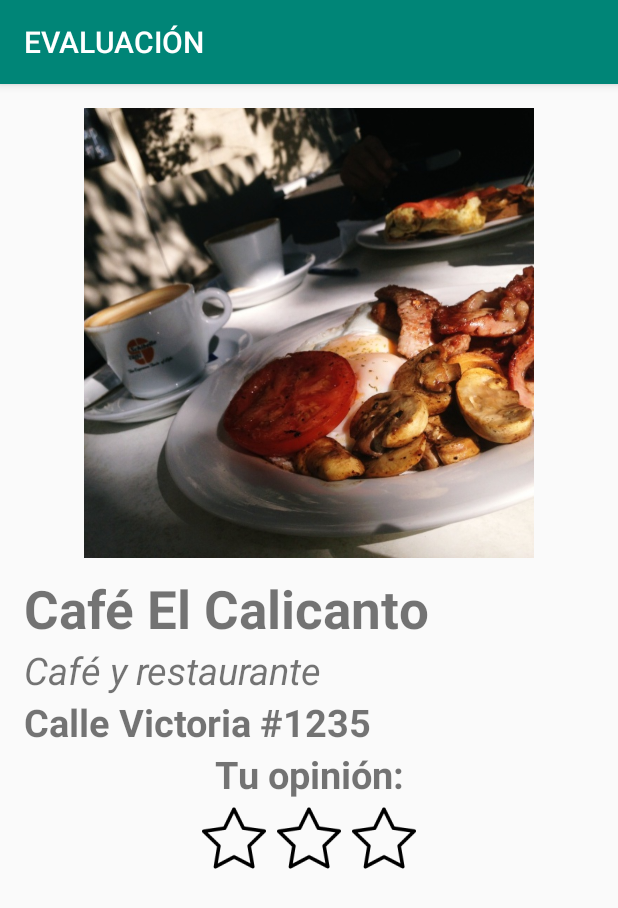
After one commit to MiguelBalderrama97/APPS_10_EXA_PRAC_2_15551395, an Android app: the DetallesActivity screen opened directly, with no data from a screen before it, on a phone screen of 412 x 824 dp. The commit adds this screen. Shown: the top 908 px of the screen. Run offline under Robolectric (Android 15) with nearby library versions, the phone set to English and light mode, and no system bars; 5 statements that could not run were skipped.

Commit message:
Detalles
Falta agregar la función para cambiar de Rating

```diff
--- a/Restaurantes/app/src/main/AndroidManifest.xml
+++ b/Restaurantes/app/src/main/AndroidManifest.xml
@@ -9,7 +9,8 @@
         android:roundIcon="@mipmap/ic_launcher_round"
         android:supportsRtl="true"
         android:theme="@style/AppTheme">
-        <activity android:name=".Activities.ListaRestaurantesActivity"></activity>
+        <activity android:name=".Activities.DetallesActivity"></activity>
+        <activity android:name=".Activities.ListaRestaurantesActivity" />
         <activity android:name=".Activities.CatalogoImagenesActivity" />
         <activity android:name=".Activities.DatosActivity" />
         <activity android:name=".Activities.MainActivity">
--- /dev/null
+++ b/Restaurantes/app/src/main/java/com/example/miguel/restaurantes/Activities/DetallesActivity.java
@@ -0,0 +1,68 @@
+package com.example.miguel.restaurantes.Activities;
+
+import android.content.Intent;
+import android.support.v7.app.AppCompatActivity;
+import android.os.Bundle;
+import android.widget.ImageButton;
+import android.widget.ImageView;
+import android.widget.TextView;
+import android.widget.Toast;
+
+import com.example.miguel.restaurantes.R;
+
+import org.w3c.dom.Text;
+
+public class DetallesActivity extends AppCompatActivity {
+
+    private ImageView imgIcon;
+    private TextView txtNom, txtDesc, txtDir;
+    private ImageButton ibtnStar1, ibtnStar2, ibtnStar3;
+
+    @Override
+    protected void onCreate(Bundle savedInstanceState) {
+        super.onCreate(savedInstanceState);
+        setContentView(R.layout.activity_detalles);
+
+        imgIcon = findViewById(R.id.imgDetalles);
+        txtNom = findViewById(R.id.txtNomDetalles);
+        txtDesc = findViewById(R.id.txtDescDetalles);
+        txtDir = findViewById(R.id.txtDirDetalles);
+        ibtnStar1 = findViewById(R.id.imgStar1);
+        ibtnStar2 = findViewById(R.id.imgStar2);
+        ibtnStar3 = findViewById(R.id.imgStar3);
+
+        Intent intent = getIntent();
+        Bundle bundle = intent.getExtras();
+
+        getSupportActionBar().setTitle("EVALUACIÓN");
+
+        imgIcon.setImageResource(bundle.getInt("Imagen"));
+        txtNom.setText(bundle.getString("Nombre"));
+        txtDesc.setText(bundle.getString("Desc"));
+        txtDir.setText(bundle.getString("Direccion"));
+
+        switch (bundle.getInt("Rating2")){
+            case 0:
+                ibtnStar1.setImageResource(R.mipmap.ic_white_stars);
+                ibtnStar2.setImageResource(R.mipmap.ic_white_stars);
+                ibtnStar3.setImageResource(R.mipmap.ic_white_stars);
+                break;
+            case 1:
+                ibtnStar1.setImageResource(R.mipmap.ic_black_stars);
+                ibtnStar2.setImageResource(R.mipmap.ic_white_stars);
+                ibtnStar3.setImageResource(R.mipmap.ic_white_stars);
+                break;
+            case 2:
+                ibtnStar1.setImageResource(R.mipmap.ic_black_stars);
+                ibtnStar2.setImageResource(R.mipmap.ic_black_stars);
+                ibtnStar3.setImageResource(R.mipmap.ic_white_stars);
+                break;
+            case 3:
+                ibtnStar1.setImageResource(R.mipmap.ic_black_stars);
+                ibtnStar2.setImageResource(R.mipmap.ic_black_stars);
+                ibtnStar3.setImageResource(R.mipmap.ic_black_stars);
+                break;
+        }
+        Toast.makeText(this, bundle.getInt("Rating2")+"", Toast.LENGTH_SHORT).show();
+    }
+}
--- a/Restaurantes/app/src/main/java/com/example/miguel/restaurantes/Activities/MainActivity.java
+++ b/Restaurantes/app/src/main/java/com/example/miguel/restaurantes/Activities/MainActivity.java
@@ -53,7 +53,7 @@ public class MainActivity extends AppCompatActivity {
                 String nom = data.getStringExtra("nom");
                 String desc = data.getStringExtra("desc");
                 String dir=data.getStringExtra("dir");
-                rDato = new Restaurante(nom,desc,dir,icon,R.mipmap.ic_cero_starts); //Este es el mero dato
+                rDato = new Restaurante(nom,desc,dir,icon,R.mipmap.ic_cero_starts,0); //Este es el mero dato
                 ListaRestaurantesActivity.restaurantes.add(rDato);
 
             }else if(resultCode == Activity.RESULT_CANCELED){
--- /dev/null
+++ b/Restaurantes/app/src/main/res/layout/activity_detalles.xml
@@ -0,0 +1,77 @@
+<?xml version="1.0" encoding="utf-8"?>
+<LinearLayout xmlns:android="http://schemas.android.com/apk/res/android"
+    xmlns:app="http://schemas.android.com/apk/res-auto"
+    xmlns:tools="http://schemas.android.com/tools"
+    android:layout_width="match_parent"
+    android:layout_height="match_parent"
+    tools:context=".Activities.DetallesActivity"
+    android:orientation="vertical"
+    android:padding="16dp">
+
+    <ImageView
+        android:id="@+id/imgDetalles"
+        android:layout_width="match_parent"
+        android:layout_height="300dp"
+        android:src="@drawable/barrafina"/>
+
+    <TextView
+        android:id="@+id/txtNomDetalles"
+        android:layout_width="match_parent"
+        android:layout_height="wrap_content"
+        android:text="Café El Calicanto"
+        android:textStyle="bold"
+        android:textSize="35dp"
+        android:paddingTop="10dp"/>
+
+    <TextView
+        android:id="@+id/txtDescDetalles"
+        android:layout_width="match_parent"
+        android:layout_height="wrap_content"
+        android:text="Café y restaurante"
+        android:textStyle="italic"
+        android:textSize="25dp"/>
+
+    <TextView
+        android:id="@+id/txtDirDetalles"
+        android:layout_width="match_parent"
+        android:layout_height="wrap_content"
+        android:text="Calle Victoria #1235"
+        android:textStyle="bold"
+        android:textSize="25dp"/>
+
+    <TextView
+        android:layout_width="match_parent"
+        android:layout_height="wrap_content"
+        android:text="Tu opinión:"
+        android:textStyle="bold"
+        android:textSize="25dp"
+        android:gravity="center"/>
+
+    <LinearLayout
+        android:layout_width="match_parent"
+        android:layout_height="wrap_content"
+        android:orientation="horizontal"
+        android:gravity="center">
+
+        <ImageButton
+            android:id="@+id/imgStar1"
+            android:layout_width="50dp"
+            android:layout_height="50dp"
+            android:src="@mipmap/ic_white_stars"
+            android:background="#0000"/>
+        <ImageButton
+            android:id="@+id/imgStar2"
+            android:layout_width="50dp"
+            android:layout_height="50dp"
+            android:src="@mipmap/ic_white_stars"
+            android:background="#0000"/>
+        <ImageButton
+            android:id="@+id/imgStar3"
+            android:layout_width="50dp"
+            android:layout_height="50dp"
+            android:src="@mipmap/ic_white_stars"
+            android:background="#0000"/>
+
+    </LinearLayout>
+
+</LinearLayout>
```
Also changed, not shown: Restaurantes/app/src/main/java/com/example/miguel/restaurantes/Activities/ListaRestaurantesActivity.java (+22 -1 lines), Restaurantes/app/src/main/java/com/example/miguel/restaurantes/Models/Restaurante.java (+11 -2 lines), Restaurantes/app/src/main/ic_black_stars-web.png (added), Restaurantes/app/src/main/ic_white_stars-web.png (added), Restaurantes/app/src/main/res/mipmap-hdpi/ic_black_stars.png (added), Restaurantes/app/src/main/res/mipmap-hdpi/ic_white_stars.png (added), Restaurantes/app/src/main/res/mipmap-mdpi/ic_black_stars.png (added), Restaurantes/app/src/main/res/mipmap-mdpi/ic_white_stars.png (added), Restaurantes/app/src/main/res/mipmap-xhdpi/ic_black_stars.png (added), Restaurantes/app/src/main/res/mipmap-xhdpi/ic_white_stars.png (added), Restaurantes/app/src/main/res/mipmap-xxhdpi/ic_black_stars.png (added), Restaurantes/app/src/main/res/mipmap-xxhdpi/ic_white_stars.png (added), Restaurantes/app/src/main/res/mipmap-xxxhdpi/ic_black_stars.png (added), Restaurantes/app/src/main/res/mipmap-xxxhdpi/ic_white_stars.png (added).
